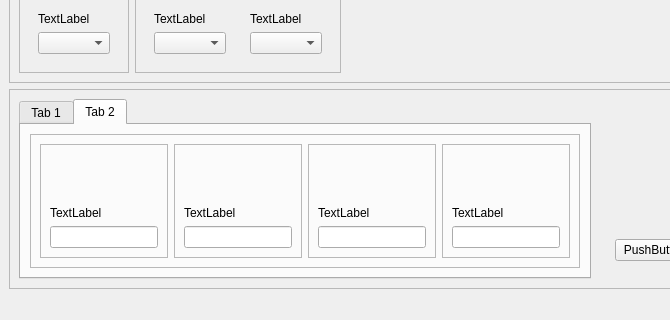
Old version of the form gui.ui in the repository nuxster/ASKUE; both pictures show x 0 to 670 and y 431 to 751 of the 1042 by 751 pixel window.
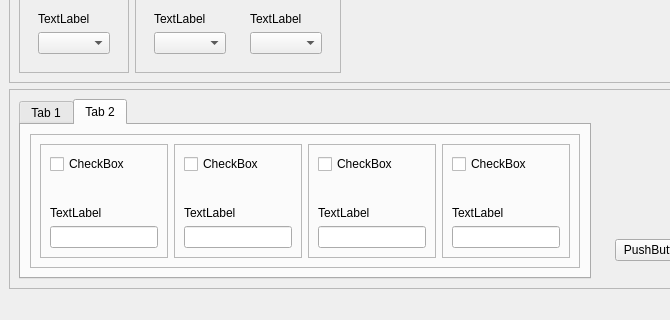
New version of the form. The open tabs and pages were chosen to show the change.

The edit to the form file:
```diff
--- a/gui.ui
+++ b/gui.ui
@@ -344,6 +344,13 @@
                  <enum>QFrame::Raised</enum>
                 </property>
                 <layout class="QVBoxLayout" name="verticalLayout_4">
+                 <item>
+                  <widget class="QCheckBox" name="checkBox_save_a_plus">
+                   <property name="text">
+                    <string>CheckBox</string>
+                   </property>
+                  </widget>
+                 </item>
                  <item>
                   <spacer name="verticalSpacer_2">
                    <property name="orientation">
@@ -379,6 +386,13 @@
                  <enum>QFrame::Raised</enum>
                 </property>
                 <layout class="QVBoxLayout" name="verticalLayout_9">
+                 <item>
+                  <widget class="QCheckBox" name="checkBox_save_a_minus">
+                   <property name="text">
+                    <string>CheckBox</string>
+                   </property>
+                  </widget>
+                 </item>
                  <item>
                   <spacer name="verticalSpacer_7">
                    <property name="orientation">
@@ -414,6 +428,13 @@
                  <enum>QFrame::Raised</enum>
                 </property>
                 <layout class="QVBoxLayout" name="verticalLayout_12">
+                 <item>
+                  <widget class="QCheckBox" name="checkBox_save_r_plus">
+                   <property name="text">
+                    <string>CheckBox</string>
+                   </property>
+                  </widget>
+                 </item>
                  <item>
                   <spacer name="verticalSpacer_8">
                    <property name="orientation">
@@ -449,6 +470,13 @@
                  <enum>QFrame::Raised</enum>
                 </property>
                 <layout class="QVBoxLayout" name="verticalLayout_13">
+                 <item>
+                  <widget class="QCheckBox" name="checkBox_save_r_minus">
+                   <property name="text">
+                    <string>CheckBox</string>
+                   </property>
+                  </widget>
+                 </item>
                  <item>
                   <spacer name="verticalSpacer_9">
                    <property name="orientation">
```
